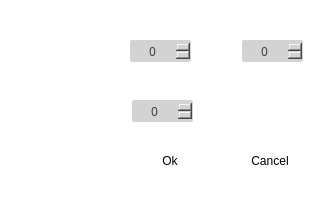
Above: ui/editpanel.ui from tbigad/CrossViewer before the change. Below: the same form after it.
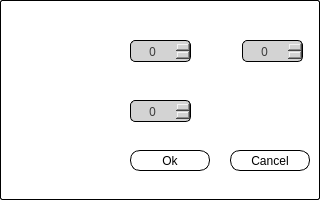
That is the form after the change. Icons and pictures are not drawn.

Diff of the .ui file:
```diff
--- a/ui/editpanel.ui
+++ b/ui/editpanel.ui
@@ -15,8 +15,11 @@
   </property>
   <property name="styleSheet">
    <string notr="true">background-color: white;
-border:&quot;2px solid rgb(0, 0, 0)&quot;;
-border-radius:2px;</string>
+color:black;
+    border-style: solid;
+    border-width: 1px;
+    border-color: black;
+	border-radius: 2px;</string>
   </property>
   <widget class="QSpinBox" name="spinBoxHeight">
    <property name="geometry">
@@ -30,8 +33,11 @@
    <property name="styleSheet">
     <string notr="true">QSpinBox#spinBoxHeight {
 background:lightgray;
-border:&quot;1px solid black&quot;;
-border-radius:2px;
+color:black;
+    border-style: solid;
+    border-width: 1px;
+    border-color: black;
+	border-radius: 5px;
 font-family:ArialMT;
 font-size:12px;
 color:#3B3B3B;
@@ -64,8 +70,10 @@
    <property name="styleSheet">
     <string notr="true">QSpinBox#spinBoxWigth {
 background:lightgray;
-border:&quot;1px solid black&quot;;
-border-radius:2px;
+    border-style: solid;
+    border-width: 1px;
+    border-color: black;
+	border-radius: 5px;
 font-family:ArialMT;
 font-size:12px;
 color:#3B3B3B;
@@ -89,7 +97,7 @@
   <widget class="QSpinBox" name="spinBoxPesent">
    <property name="geometry">
     <rect>
-     <x>132</x>
+     <x>130</x>
      <y>100</y>
      <width>61</width>
      <height>22</height>
@@ -98,8 +106,10 @@
    <property name="styleSheet">
     <string notr="true">QSpinBox#spinBoxPesent {
 background:lightgray;
-border:&quot;1px solid black&quot;;
-border-radius:2px;
+    border-style: solid;
+    border-width: 1px;
+    border-color: black;
+	border-radius: 5px;
 font-family:ArialMT;
 font-size:12px;
 color:#3B3B3B;
@@ -155,7 +165,8 @@
     </rect>
    </property>
    <property name="styleSheet">
-    <string notr="true">image: url(:/mate/action_ico/mind/Iconsmind-Outline-Resize.ico);</string>
+    <string notr="true">image: url(:/mate/action_ico/mind/Iconsmind-Outline-Resize.ico);
+    border: none;</string>
    </property>
    <property name="text">
     <string/>
@@ -171,7 +182,8 @@
     </rect>
    </property>
    <property name="styleSheet">
-    <string notr="true">image: url(:/mate/action_ico/mind/favicon.ico);</string>
+    <string notr="true">image: url(:/mate/action_ico/mind/favicon.ico);
+    border: none;</string>
    </property>
    <property name="text">
     <string/>
@@ -188,8 +200,10 @@
    </property>
    <property name="styleSheet">
     <string notr="true">color:black;
-
-border:&quot;1px solid black&quot;;</string>
+    border-style: solid;
+    border-width: 1px;
+    border-color: black;
+	border-radius: 10px;</string>
    </property>
    <property name="text">
     <string>Ok</string>
@@ -205,8 +219,11 @@
     </rect>
    </property>
    <property name="styleSheet">
-    <string notr="true">border:&quot;1px solid black&quot;;
-color:black;</string>
+    <string notr="true">color:black;
+    border-style: solid;
+    border-width: 1px;
+    border-color: black;
+	border-radius: 10px;</string>
    </property>
    <property name="text">
     <string>Cancel</string>
```
